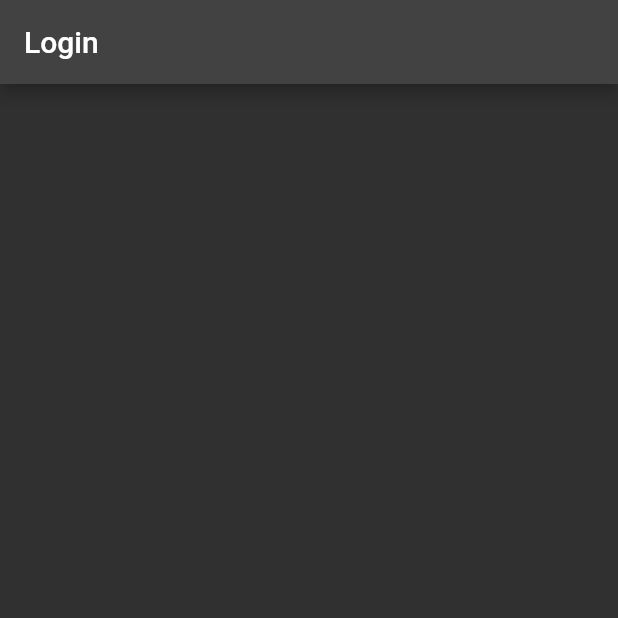
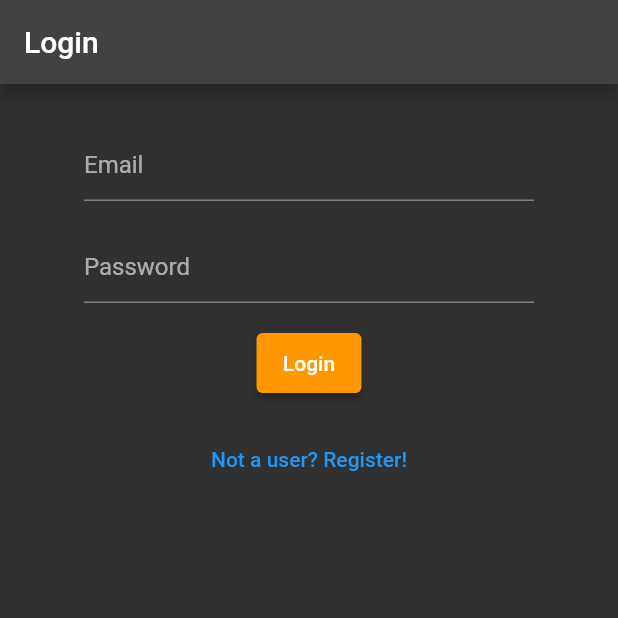
Before and after one commit to MrxBurn/CyberEducation, a Flutter app: the screen it shows after launch, on a phone screen of 412 x 824 dp, the top half of it. Run offline on Flutter 3.47's test engine with Material 2 defaults, Android fonts, the phone set to English and light mode, and no system bars; our stand-ins replace cloud_firestore, firebase_auth, firebase_core; accounts and stored records are empty.

Commit message:
Working UI

```diff
--- /dev/null
+++ b/lib/homepage.dart
@@ -0,0 +1,19 @@
+import 'package:flutter/material.dart';
+
+class Homepage extends StatefulWidget {
+  const Homepage({Key? key}) : super(key: key);
+
+  @override
+  _HomepageState createState() => _HomepageState();
+}
+
+class _HomepageState extends State<Homepage> {
+  @override
+  Widget build(BuildContext context) {
+    return Scaffold(
+      appBar: AppBar(
+        title: const Text('Homepage'),
+      ),
+    );
+  }
+}
--- a/lib/main.dart
+++ b/lib/main.dart
@@ -1,3 +1,7 @@
+// ignore_for_file: prefer_const_constructors, prefer_const_literals_to_create_immutables
+
+import 'package:cloud_firestore/cloud_firestore.dart';
+import 'package:cyber_education/register.dart';
 import 'package:firebase_auth/firebase_auth.dart';
 import 'package:flutter/material.dart';
 import 'package:firebase_core/firebase_core.dart';
@@ -44,6 +48,11 @@ class Login extends StatefulWidget {
 
 class _LoginState extends State<Login> {
   FirebaseAuth _auth = FirebaseAuth.instance;
+  FirebaseFirestore firestore = FirebaseFirestore.instance;
+
+  String email = '';
+  String password = '';
+  String firstName = '';
 
   @override
   Widget build(BuildContext context) {
@@ -51,6 +60,78 @@ class _LoginState extends State<Login> {
       appBar: AppBar(
         title: const Text('Login'),
       ),
+      body: Column(
+        children: <Widget>[
+          Center(
+            child: Padding(
+              padding: EdgeInsets.only(
+                top: 30,
+              ),
+              child: SizedBox(
+                width: 300,
+                child: TextField(
+                  keyboardType: TextInputType.emailAddress,
+                  decoration: InputDecoration(
+                    hintText: 'Email',
+                  ),
+                  onChanged: (value) => email = value,
+                ),
+              ),
+            ),
+          ),
+          Center(
+            child: Padding(
+              padding: EdgeInsets.only(
+                top: 20,
+              ),
+              child: SizedBox(
+                width: 300,
+                child: TextField(
+                  keyboardType: TextInputType.emailAddress,
+                  decoration: InputDecoration(
+                    hintText: 'Password',
+                  ),
+                  onChanged: (value) => password = value,
+                ),
+              ),
+            ),
+          ),
+          Center(
+              child: Padding(
+            padding: EdgeInsets.only(
+              top: 20,
+            ),
+            child: SizedBox(
+              width: 70,
+              height: 40,
+              child: ElevatedButton(
+                child: Text('Login'),
+                style: ButtonStyle(
+                  backgroundColor:
+                      MaterialStateProperty.all<Color>(Colors.orange),
+                ),
+                onPressed: () {
+                  //Login
+                },
+              ),
+            ),
+          )),
+          Center(
+            child: Padding(
+              padding: EdgeInsets.only(
+                top: 20,
+              ),
+              child: TextButton(
+                child: Text('Not a user? Register!'),
+                onPressed: () {
+                  Navigator.push(context,
+                      MaterialPageRoute(builder: (context) => Register()));
+                },
+              ),
+            ),
+          )
+        ],
+      ),
     );
   }
 }
--- /dev/null
+++ b/lib/register.dart
@@ -0,0 +1,19 @@
+import 'package:flutter/material.dart';
+
+class Register extends StatefulWidget {
+  const Register({Key? key}) : super(key: key);
+
+  @override
+  _RegisterState createState() => _RegisterState();
+}
+
+class _RegisterState extends State<Register> {
+  @override
+  Widget build(BuildContext context) {
+    return Scaffold(
+      appBar: AppBar(
+        title: const Text('Register'),
+      ),
+    );
+  }
+}
```
